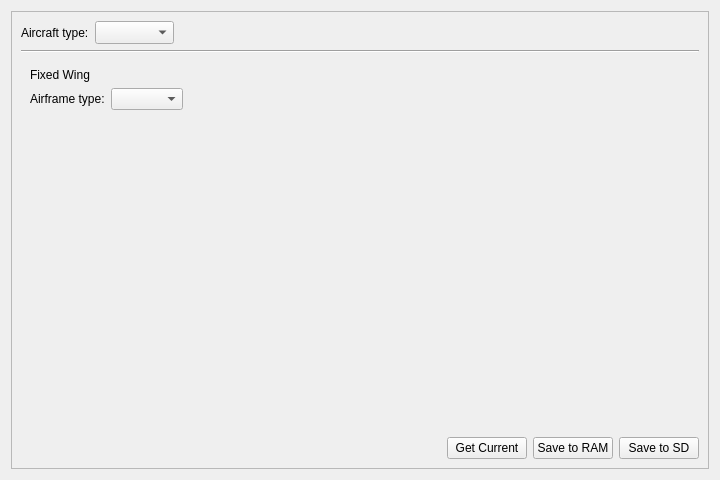
Qt form ground/src/plugins/config/airframe.ui (openpilot/OpenPilot) before a commit.
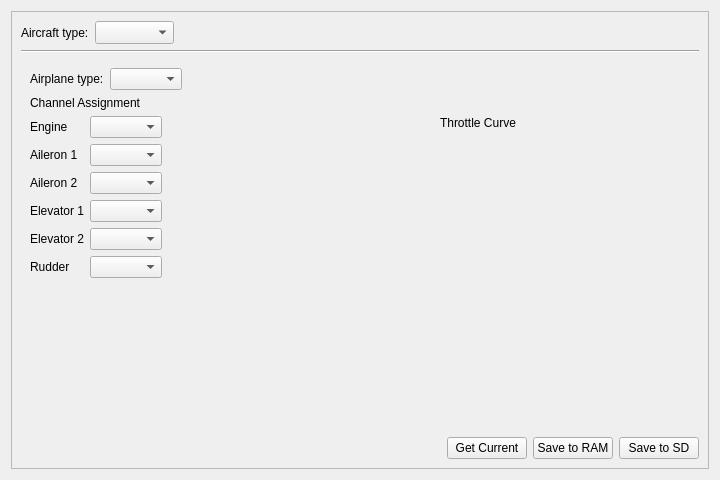
The same form after that commit. The open tabs and pages were chosen to show the change. Custom widgets are drawn as their Qt base class.

Commit message: OP-138 Start of the new Mixer configuration interface, for fixed wing only. This does not work yet, takes a long time to fully implement. The system settings UAVObject is updated, you will have to recompile your firmware. If you want to take a look and let me know, please do!

Diff of the .ui file:
```diff
--- a/ground/src/plugins/config/airframe.ui
+++ b/ground/src/plugins/config/airframe.ui
@@ -78,14 +78,7 @@
          <property name="autoFillBackground">
           <bool>false</bool>
          </property>
-         <layout class="QVBoxLayout" name="verticalLayout_3" stretch="0,1">
-          <item>
-           <widget class="QLabel" name="label_2">
-            <property name="text">
-             <string>Fixed Wing</string>
-            </property>
-           </widget>
-          </item>
+         <layout class="QVBoxLayout" name="verticalLayout_3" stretch="0">
           <item>
            <layout class="QVBoxLayout" name="verticalLayout_6">
             <item>
@@ -99,7 +92,7 @@
                  </sizepolicy>
                 </property>
                 <property name="text">
-                 <string>Airframe type:</string>
+                 <string>Airplane type:</string>
                 </property>
                </widget>
               </item>
@@ -121,6 +114,136 @@
               </item>
              </layout>
             </item>
+            <item>
+             <widget class="QLabel" name="label_7">
+              <property name="text">
+               <string>Channel Assignment</string>
+              </property>
+             </widget>
+            </item>
+            <item>
+             <layout class="QHBoxLayout" name="horizontalLayout_4">
+              <item>
+               <layout class="QFormLayout" name="formLayout">
+                <property name="fieldGrowthPolicy">
+                 <enum>QFormLayout::AllNonFixedFieldsGrow</enum>
+                </property>
+                <item row="0" column="0">
+                 <widget class="QLabel" name="fwEngineLabel">
+                  <property name="text">
+                   <string>Engine</string>
+                  </property>
+                 </widget>
+                </item>
+                <item row="0" column="1">
+                 <widget class="QComboBox" name="fwEngineChannel"/>
+                </item>
+                <item row="1" column="0">
+                 <widget class="QLabel" name="fwAileron1Label">
+                  <property name="text">
+                   <string>Aileron 1</string>
+                  </property>
+                 </widget>
+                </item>
+                <item row="1" column="1">
+                 <widget class="QComboBox" name="fwAileron1Channel"/>
+                </item>
+                <item row="2" column="0">
+                 <widget class="QLabel" name="fwAileron2Label">
+                  <property name="text">
+                   <string>Aileron 2</string>
+                  </property>
+                 </widget>
+                </item>
+                <item row="3" column="0">
+                 <widget class="QLabel" name="fwElevator1Label">
+                  <property name="text">
+                   <string>Elevator 1</string>
+                  </property>
+                 </widget>
+                </item>
+                <item row="3" column="1">
+                 <widget class="QComboBox" name="fwElevator1Channel"/>
+                </item>
+                <item row="5" column="0">
+                 <widget class="QLabel" name="fwRudderLabel">
+                  <property name="text">
+                   <string>Rudder</string>
+                  </property>
+                 </widget>
+                </item>
+                <item row="5" column="1">
+                 <widget class="QComboBox" name="fwRudderChannel"/>
+                </item>
+                <item row="2" column="1">
+                 <widget class="QComboBox" name="fwAileron2Channel"/>
+                </item>
+                <item row="4" column="0">
+                 <widget class="QLabel" name="fwElevator2Label">
+                  <property name="text">
+                   <string>Elevator 2</string>
+                  </property>
+                 </widget>
+                </item>
+                <item row="4" column="1">
+                 <widget class="QComboBox" name="fwElevator2Channel"/>
+                </item>
+               </layout>
+              </item>
+              <item>
+               <spacer name="horizontalSpacer_4">
+                <property name="orientation">
+                 <enum>Qt::Horizontal</enum>
+                </property>
+                <property name="sizeHint" stdset="0">
+                 <size>
+                  <width>40</width>
+                  <height>20</height>
+                 </size>
+                </property>
+               </spacer>
+              </item>
+              <item>
+               <layout class="QVBoxLayout" name="verticalLayout_7">
+                <item>
+                 <widget class="QLabel" name="label_13">
+                  <property name="text">
+                   <string>Throttle Curve</string>
+                  </property>
+                 </widget>
+                </item>
+                <item>
+                 <widget class="MixerCurveWidget" name="fixedWingThrottle" native="true">
+                  <property name="sizePolicy">
+                   <sizepolicy hsizetype="MinimumExpanding" vsizetype="MinimumExpanding">
+                    <horstretch>0</horstretch>
+                    <verstretch>0</verstretch>
+                   </sizepolicy>
+                  </property>
+                  <property name="minimumSize">
+                   <size>
+                    <width>100</width>
+                    <height>100</height>
+                   </size>
+                  </property>
+                  <property name="maximumSize">
+                   <size>
+                    <width>250</width>
+                    <height>250</height>
+                   </size>
+                  </property>
+                  <property name="sizeIncrement">
+                   <size>
+                    <width>10</width>
+                    <height>10</height>
+                   </size>
+                  </property>
+                 </widget>
+                </item>
+               </layout>
+              </item>
+             </layout>
+            </item>
             <item>
              <spacer name="verticalSpacer">
               <property name="orientation">
@@ -174,6 +297,17 @@
           </item>
          </layout>
         </widget>
+        <widget class="QWidget" name="custom">
+         <layout class="QVBoxLayout" name="verticalLayout_9">
+          <item>
+           <widget class="QLabel" name="label_2">
+            <property name="text">
+             <string>Custom / Advanced setup UI</string>
+            </property>
+           </widget>
+          </item>
+         </layout>
+        </widget>
        </widget>
       </item>
       <item>
@@ -228,6 +362,14 @@
    </item>
   </layout>
  </widget>
+ <customwidgets>
+  <customwidget>
+   <class>MixerCurveWidget</class>
+   <extends>QWidget</extends>
+   <header>mixercurvewidget.h</header>
+   <container>1</container>
+  </customwidget>
+ </customwidgets>
  <resources/>
  <connections>
   <connection>
```
Left out of the diff: 54 changed lines with no effect on the pictures. The commit also changes 10 other files.
